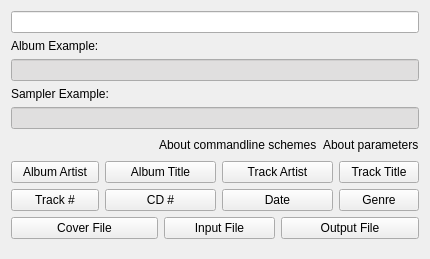
First picture: the form in dialogs/commandwizardwidgetUI.ui, repository marco-mania/audex-old, before the edit.
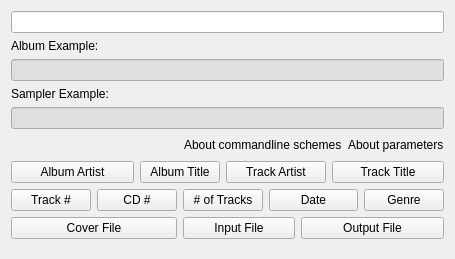
Second picture: the form after the edit. Custom widgets are drawn as their Qt base class.

```diff
--- a/dialogs/commandwizardwidgetUI.ui
+++ b/dialogs/commandwizardwidgetUI.ui
@@ -6,15 +6,15 @@
    <rect>
     <x>0</x>
     <y>0</y>
-    <width>430</width>
+    <width>455</width>
     <height>259</height>
    </rect>
   </property>
   <layout class="QGridLayout" name="gridLayout">
-   <item row="0" column="0" colspan="6">
+   <item row="0" column="0" colspan="9">
     <widget class="KLineEdit" name="klineedit_command"/>
    </item>
-   <item row="1" column="0">
+   <item row="1" column="0" colspan="2">
     <widget class="QLabel" name="label_album_example">
      <property name="maximumSize">
       <size>
@@ -30,7 +30,7 @@
      </property>
     </widget>
    </item>
-   <item row="2" column="0" colspan="6">
+   <item row="2" column="0" colspan="9">
     <widget class="KLineEdit" name="klineedit_album_example">
      <property name="enabled">
       <bool>true</bool>
@@ -50,9 +50,9 @@
         <colorrole role="Highlight">
          <brush brushstyle="SolidPattern">
           <color alpha="255">
-           <red>124</red>
-           <green>130</green>
-           <blue>119</blue>
+           <red>65</red>
+           <green>139</green>
+           <blue>212</blue>
           </color>
          </brush>
         </colorrole>
@@ -79,9 +79,9 @@
         <colorrole role="Highlight">
          <brush brushstyle="SolidPattern">
           <color alpha="255">
-           <red>124</red>
-           <green>130</green>
-           <blue>119</blue>
+           <red>65</red>
+           <green>139</green>
+           <blue>212</blue>
           </color>
          </brush>
         </colorrole>
@@ -108,9 +108,9 @@
         <colorrole role="Highlight">
          <brush brushstyle="SolidPattern">
           <color alpha="255">
-           <red>124</red>
-           <green>130</green>
-           <blue>119</blue>
+           <red>65</red>
+           <green>139</green>
+           <blue>212</blue>
           </color>
          </brush>
         </colorrole>
@@ -147,7 +147,7 @@
      </property>
     </widget>
    </item>
-   <item row="4" column="0" colspan="6">
+   <item row="4" column="0" colspan="9">
     <widget class="KLineEdit" name="klineedit_sampler_example">
      <property name="enabled">
       <bool>true</bool>
@@ -167,9 +167,9 @@
         <colorrole role="Highlight">
          <brush brushstyle="SolidPattern">
           <color alpha="255">
-           <red>124</red>
-           <green>130</green>
-           <blue>119</blue>
+           <red>65</red>
+           <green>139</green>
+           <blue>212</blue>
           </color>
          </brush>
         </colorrole>
@@ -196,9 +196,9 @@
         <colorrole role="Highlight">
          <brush brushstyle="SolidPattern">
           <color alpha="255">
-           <red>124</red>
-           <green>130</green>
-           <blue>119</blue>
+           <red>65</red>
+           <green>139</green>
+           <blue>212</blue>
           </color>
          </brush>
         </colorrole>
@@ -225,9 +225,9 @@
         <colorrole role="Highlight">
          <brush brushstyle="SolidPattern">
           <color alpha="255">
-           <red>124</red>
-           <green>130</green>
-           <blue>119</blue>
+           <red>65</red>
+           <green>139</green>
+           <blue>212</blue>
           </color>
          </brush>
         </colorrole>
@@ -248,7 +248,7 @@
      </property>
     </widget>
    </item>
-   <item row="5" column="0" colspan="6">
+   <item row="5" column="0" colspan="9">
     <layout class="QHBoxLayout" name="horizontalLayout">
      <item>
       <spacer name="horizontalSpacer">
@@ -279,7 +279,7 @@
      </item>
     </layout>
    </item>
-   <item row="6" column="0">
+   <item row="6" column="0" colspan="2">
     <widget class="KPushButton" name="kpushbutton_albumartist">
      <property name="minimumSize">
       <size>
@@ -301,7 +301,7 @@
      </property>
     </widget>
    </item>
-   <item row="6" column="1" colspan="2">
+   <item row="6" column="2" colspan="2">
     <widget class="KPushButton" name="kpushbutton_albumtitle">
      <property name="minimumSize">
       <size>
@@ -323,7 +323,7 @@
      </property>
     </widget>
    </item>
-   <item row="6" column="3" colspan="2">
+   <item row="6" column="4" colspan="3">
     <widget class="KPushButton" name="kpushbutton_trackartist">
      <property name="minimumSize">
       <size>
@@ -345,7 +345,7 @@
      </property>
     </widget>
    </item>
-   <item row="6" column="5">
+   <item row="6" column="7" colspan="2">
     <widget class="KPushButton" name="kpushbutton_tracktitle">
      <property name="minimumSize">
       <size>
@@ -388,6 +388,13 @@
     </widget>
    </item>
    <item row="7" column="3" colspan="2">
+    <widget class="KPushButton" name="kpushbutton_nooftracks">
+     <property name="text">
+      <string># of Tracks</string>
+     </property>
+    </widget>
+   </item>
+   <item row="7" column="5" colspan="3">
     <widget class="KPushButton" name="kpushbutton_date">
      <property name="toolTip">
       <string/>
@@ -397,7 +404,7 @@
      </property>
     </widget>
    </item>
-   <item row="7" column="5">
+   <item row="7" column="8">
     <widget class="KPushButton" name="kpushbutton_genre">
      <property name="toolTip">
       <string/>
@@ -407,7 +414,7 @@
      </property>
     </widget>
    </item>
-   <item row="8" column="0" colspan="2">
+   <item row="8" column="0" colspan="3">
     <widget class="KPushButton" name="kpushbutton_cover_file">
      <property name="toolTip">
       <string/>
@@ -417,7 +424,7 @@
      </property>
     </widget>
    </item>
-   <item row="8" column="2" colspan="2">
+   <item row="8" column="3" colspan="3">
     <widget class="KPushButton" name="kpushbutton_input_file">
      <property name="toolTip">
       <string/>
@@ -427,7 +434,7 @@
      </property>
     </widget>
    </item>
-   <item row="8" column="4" colspan="2">
+   <item row="8" column="6" colspan="3">
     <widget class="KPushButton" name="kpushbutton_output_file">
      <property name="toolTip">
       <string/>
@@ -437,7 +444,7 @@
      </property>
     </widget>
    </item>
-   <item row="9" column="2">
+   <item row="9" column="3" colspan="2">
     <spacer name="verticalSpacer">
      <property name="orientation">
       <enum>Qt::Vertical</enum>
```
